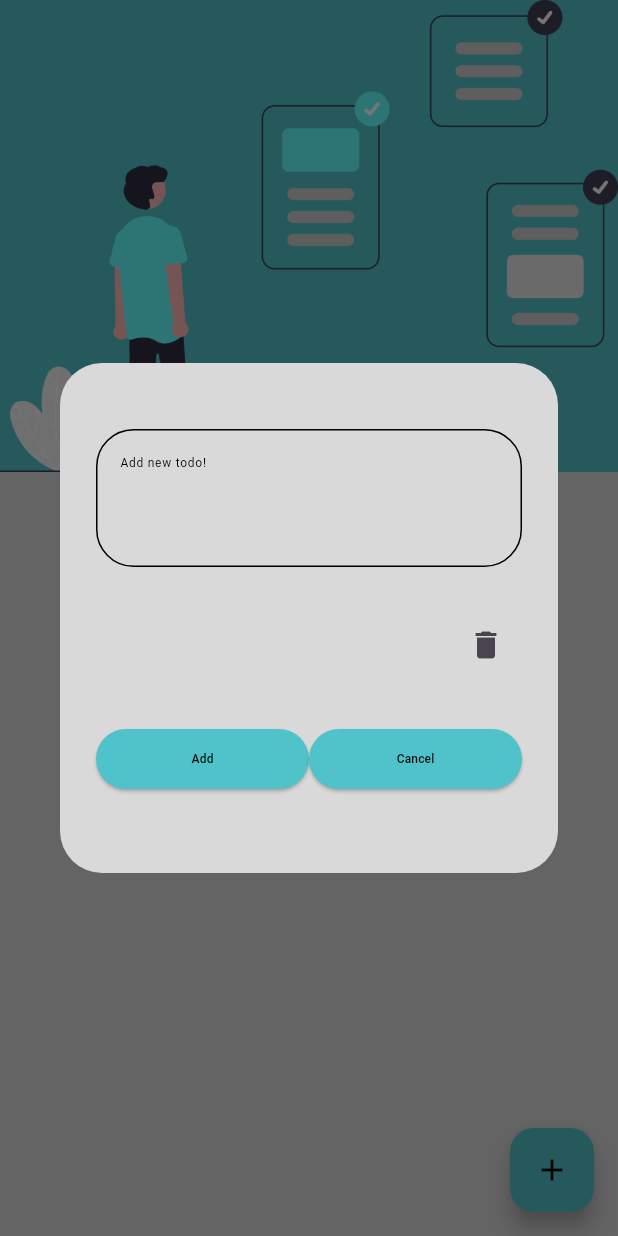
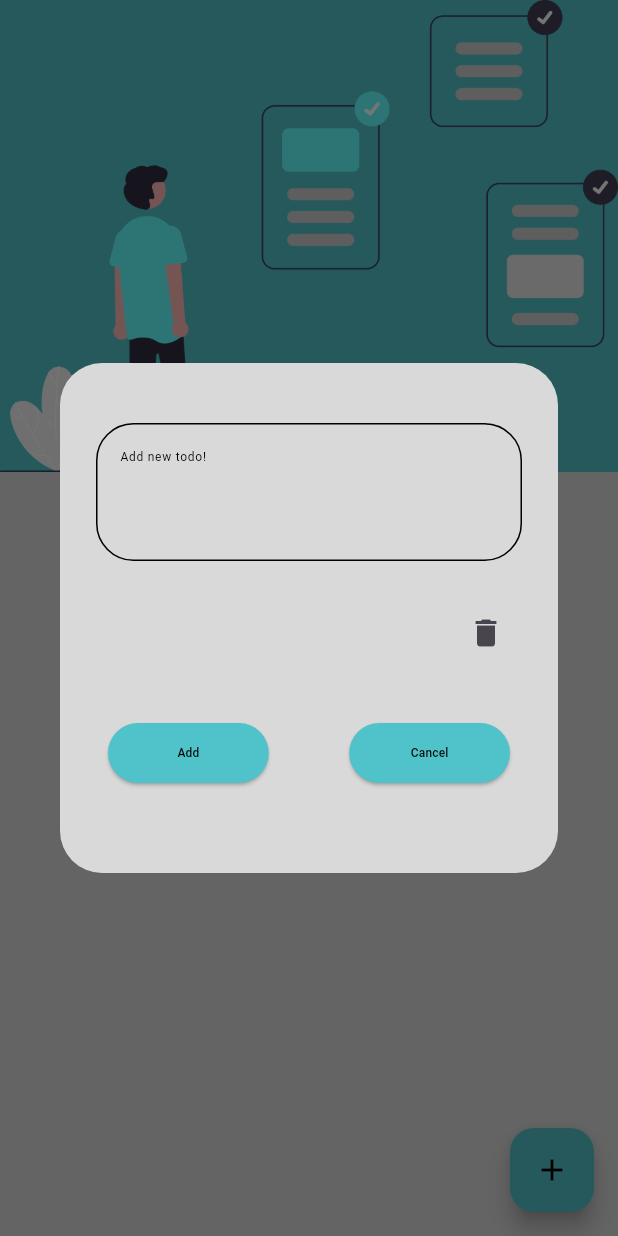
Before and after one commit to selinbdk/bloc_examples, a Flutter app: the screen it shows after launch, after a tap on "Get Started!", after a tap on the "add" icon, on a phone screen of 412 x 824 dp. Run offline on Flutter 3.47's test engine with Material 3 defaults, Android fonts, the phone set to English and light mode, and no system bars; our stand-ins replace bloc, dio, equatable, flutter_bloc, objectbox; generated files the repository leaves out were written again; network calls fail.

Commit message:
fix: fixed cubits and view

```diff
--- /dev/null
+++ b/lib/examples/todo/_widgets/add_todo_button.dart
@@ -0,0 +1,21 @@
+part of '../view/todo_view.dart';
+
+class _AddTodoButton extends StatelessWidget {
+  const _AddTodoButton();
+
+  @override
+  Widget build(BuildContext context) {
+    return FloatingActionButton(
+      backgroundColor: const Color(0xFF50C2C9),
+      onPressed: () {
+        showDialog(
+          context: context,
+          builder: (context) => AddTodoDialog(
+            getAllTodos: context.read<GetAllTodosCubit>(),
+          ),
+        );
+      },
+      child: const Icon(Icons.add, color: Colors.black),
+    );
+  }
+}
--- /dev/null
+++ b/lib/examples/todo/_widgets/add_todo_dialog.dart
@@ -0,0 +1,91 @@
+import 'package:flutter/material.dart';
+import 'package:flutter_bloc/flutter_bloc.dart';
+
+import '../cubits/add_todo/add_todo_cubit.dart';
+import '../cubits/get_all_todos/get_all_todos_cubit.dart';
+import '../models/todo_model.dart';
+import 'app_button.dart';
+import 'loading_dialog.dart';
+import 'text_box.dart';
+
+class AddTodoDialog extends StatelessWidget {
+  const AddTodoDialog({required this.getAllTodos, super.key});
+  final GetAllTodosCubit getAllTodos;
+
+  @override
+  Widget build(BuildContext context) {
+    final controller = TextEditingController();
+
+    return BlocConsumer<AddTodoCubit, AddTodoState>(
+      listener: (context, state) async {
+        if (state is AddTodoLoading) {
+          await showDialog(
+            context: context,
+            builder: (context) => const LoadingDialog(),
+            barrierDismissible: false,
+          );
+        } else if (state is AddTodoSuccess) {
+          Navigator.pop(context);
+          Navigator.pop(context);
+          await context.read<GetAllTodosCubit>().getAllTodos();
+        } else if (state is AddTodoFailure) {
+          //todo snackbar dialog bottomsheet sayfa geçişi
+        }
+      },
+      builder: (context, state) {
+        return AlertDialog(
+          backgroundColor: const Color(0xFFD9D9D9),
+          content: SizedBox(
+            height: 300,
+            width: 300,
+            child: Column(
+              mainAxisAlignment: MainAxisAlignment.spaceEvenly,
+              children: [
+                TextBox(controller: controller),
+                Row(
+                  mainAxisAlignment: MainAxisAlignment.end,
+                  children: [
+                    IconButton(
+                      icon: const Icon(Icons.delete),
+                      onPressed: controller.clear,
+                    ),
+                  ],
+                ),
+                Padding(
+                  padding: const EdgeInsets.all(8),
+                  child: Row(
+                    children: [
+                      Expanded(
+                        flex: 2,
+                        child: AppButton(
+                          onPressed: () {
+                            context.read<AddTodoCubit>().addTodo(
+                                  TodoModel(
+                                    content: controller.text,
+                                    isDone: false,
+                                    createdAt: DateTime.now().toString(),
+                                  ),
+                                );
+                          },
+                          messages: 'Add',
+                        ),
+                      ),
+                      const Spacer(),
+                      Expanded(
+                        flex: 2,
+                        child: AppButton(
+                          onPressed: () => Navigator.pop(context),
+                          messages: 'Cancel',
+                        ),
+                      ),
+                    ],
+                  ),
+                )
+              ],
+            ),
+          ),
+        );
+      },
+    );
+  }
+}
--- a/lib/examples/todo/_widgets/dialog_field.dart
+++ /dev/null
@@ -1,107 +0,0 @@
-import 'dart:nativewrappers/_internal/vm/lib/math_patch.dart';
-
-import 'package:flutter/material.dart';
-import 'package:flutter_bloc/flutter_bloc.dart';
-
-import '../cubits/add_todo/add_todo_cubit.dart';
-import '../cubits/get_all_todos/get_all_todos_cubit.dart';
-import '../models/todo_model.dart';
-import '../repository/repository.dart';
-import 'app_button.dart';
-import 'text_box.dart';
-
-
-class DialogField extends StatefulWidget {
-  const DialogField({required this.getAllTodos, required this.isDone, super.key});
-  final bool isDone;
-  final GetAllTodosCubit getAllTodos;
-
-  @override
-  State<DialogField> createState() => _DialogFieldState();
-}
-
-class _DialogFieldState extends State<DialogField> {
-  late final TextEditingController controller;
-  late bool _isDone;
-  late GetAllTodosCubit _getAllTodos;
-
-  @override
-  void initState() {
-    controller = TextEditingController();
-    _isDone = widget.isDone;
-    _getAllTodos = widget.getAllTodos;
-
-    super.initState();
-  }
-
-  @override
-  void dispose() {
-    controller.dispose();
-    super.dispose();
-  }
-
-  @override
-  Widget build(BuildContext context) {
-    return BlocProvider<GetAllTodosCubit>.value(
-      value: _getAllTodos,
-      child: BlocBuilder<AddTodoCubit, AddTodoState>(builder: (context, state) {
-        return AlertDialog(
-          backgroundColor: const Color(0xFFD9D9D9),
-          content: SizedBox(
-            height: 300,
-            width: 300,
-            child: Column(
-              mainAxisAlignment: MainAxisAlignment.spaceEvenly,
-              children: [
-                TextBox(controller: controller),
-                Row(
-                  mainAxisAlignment: MainAxisAlignment.end,
-                  children: [
-                    IconButton(
-                      icon: const Icon(
-                        Icons.delete,
-                      ),
-                      onPressed: () {
-                        controller.text = '';
-                      },
-                    ),
-                  ],
-                ),
-                Row(
-                  mainAxisAlignment: MainAxisAlignment.spaceBetween,
-                  children: [
-                    Expanded(
-                      child: AppButton(
-                        onPressed: () {
-                          if (state is AddTodoSuccess) {
-                            final todoModel = TodoModel(
-                              content: controller.text,
-                              isDone: _isDone,
-                              createdAt: DateTime.now().toString(),
-                            );
-
-                            context.read<TodoRepositoryImpl>().saveTodo(todoModel);
-                            Navigator.pop(context);
-                            context.read<GetAllTodosCubit>().getAllTodos();
-                          }
-                        },
-                        messages: 'Add',
-                      ),
-                    ),
-                    Expanded(
-                      child: AppButton(
-                          onPressed: () {
-                            Navigator.pop(context);
-                          },
-                          messages: 'Cancel'),
-                    ),
-                  ],
-                )
-              ],
-            ),
-          ),
-        );
-      }),
-    );
-  }
-}
--- a/lib/examples/todo/cubits/add_todo/add_todo_cubit.dart
+++ b/lib/examples/todo/cubits/add_todo/add_todo_cubit.dart
@@ -13,8 +13,8 @@ class AddTodoCubit extends Cubit<AddTodoState> {
     emit(const AddTodoLoading());
 
     try {
-      final element = await todoRepository.saveTodo(model);
-      emit(AddTodoSuccess(element));
+      await todoRepository.saveTodo(model);
+      emit(const AddTodoSuccess());
     } catch (_) {
       emit(AddTodoFailure(message: _.toString()));
     }
--- a/lib/examples/todo/cubits/add_todo/add_todo_state.dart
+++ b/lib/examples/todo/cubits/add_todo/add_todo_state.dart
@@ -22,8 +22,7 @@ final class AddTodoLoading extends AddTodoState {
 }
 
 final class AddTodoSuccess extends AddTodoState {
-  const AddTodoSuccess(this.data);
-  final void data;
+  const AddTodoSuccess();
 
   @override
   List<Object> get props => [];
--- a/lib/examples/todo/cubits/get_all_todos/get_all_todos_cubit.dart
+++ b/lib/examples/todo/cubits/get_all_todos/get_all_todos_cubit.dart
@@ -10,10 +10,16 @@ class GetAllTodosCubit extends Cubit<GetAllTodosState> {
   GetAllTodosCubit(this.todoRepository) : super(const GetAllTodosInitial());
 
   Future<void> getAllTodos() async {
-    emit(const GetAllTodosLoading());
+    try {
+      if (state is GetAllTodosInitial) {
+        emit(const GetAllTodosLoading());
+      }
 
-    final list = await todoRepository.getAllTodos();
-    emit(GetAllTodosSuccess(list));
+      final list = await todoRepository.getAllTodos();
+      emit(GetAllTodosSuccess(list));
+    } catch (e) {
+      emit(GetAllTodosFailure(message: e.toString()));
+    }
   }
 
   final TodoRepository todoRepository;
--- a/lib/examples/todo/cubits/remove_todo/remove_todo_state.dart
+++ b/lib/examples/todo/cubits/remove_todo/remove_todo_state.dart
@@ -23,8 +23,8 @@ final class RemoveTodoLoading extends RemoveTodoState {
 }
 
 final class RemoveTodoSuccess extends RemoveTodoState {
-  const RemoveTodoSuccess(this.data);
-  final void data;
+  const RemoveTodoSuccess();
+
 
   @override
   List<Object> get props => [];
--- a/lib/examples/todo/models/todo_model.dart
+++ b/lib/examples/todo/models/todo_model.dart
@@ -3,11 +3,10 @@ import 'package:objectbox/objectbox.dart';
 @Entity()
 class TodoModel {
   TodoModel({
-    this.id,
     this.createdAt,
     this.isDone,
     this.content,
-  });
+  }) : id = 0;
   @Id()
   int? id;
   final String? createdAt;
--- a/lib/examples/todo/view/todo_view.dart
+++ b/lib/examples/todo/view/todo_view.dart
@@ -1,48 +1,66 @@
 import 'package:flutter/material.dart';
 import 'package:flutter_bloc/flutter_bloc.dart';
 
+import '../_widgets/add_todo_dialog.dart';
 import '../_widgets/app_button.dart';
-import '../_widgets/dialog_field.dart';
-import '../cubits/add_todo/add_todo_cubit.dart';
 import '../cubits/get_all_todos/get_all_todos_cubit.dart';
 import '../cubits/remove_todo/remove_todo_cubit.dart';
 
+part '../_widgets/add_todo_button.dart';
+
 class TodoView extends StatelessWidget {
-  TodoView({super.key});
+  const TodoView({super.key});
 
-  // final TodoModel? todoId = todoBox.get(TodoModel().id??0);
-
-  late bool isDone = false;
   @override
   Widget build(BuildContext context) {
     return Scaffold(
       backgroundColor: const Color(0xFFD9D9D9),
-      floatingActionButton: FloatingActionButton(
-        backgroundColor: const Color(0xFF50C2C9),
-        onPressed: () {
-          showDialog(
-            context: context,
-            builder: (context) => DialogField(
-              isDone: isDone,
-              getAllTodos: context.read<GetAllTodosCubit>(),
+      floatingActionButton: const _AddTodoButton(),
+      body: BlocListener<RemoveTodoCubit, RemoveTodoState>(
+        listener: (context, state) {
+          if (state is RemoveTodoSuccess) {
+            context.read<GetAllTodosCubit>().getAllTodos();
+          }
+        },
+        child: BlocBuilder<GetAllTodosCubit, GetAllTodosState>(
+          builder: (context, state) {
+            return switch (state) {
+              GetAllTodosLoading() => const Center(child: CircularProgressIndicator()),
+              GetAllTodosFailure() => Center(child: Text(state.message)),
+              GetAllTodosSuccess() => _TodoView(state),
+              _ => Column(
+                  mainAxisAlignment: MainAxisAlignment.center,
+                  children: [
+                    const Center(
+                      child: Text(
+                        'WELCOME',
+                        style: TextStyle(
+                          color: Colors.black,
+                          fontWeight: FontWeight.bold,
+                        ),
+                      ),
+                    ),
+                    AppButton(
+                      onPressed: () => context.read<GetAllTodosCubit>().getAllTodos(),
+                      messages: 'Get Started!',
+                    ),
+                  ],
+                ),
+            };
+          },
+        ),
       ),
     );
-        },
-        child: const Icon(
-          Icons.add,
-          color: Colors.black,
-        ),
-      ),
-      body: BlocBuilder<GetAllTodosCubit, GetAllTodosState>(
-        builder: (
-          context,
-          state,
-        ) {
-          if (state is GetAllTodosLoading) {
-            return const Center(child: CircularProgressIndicator());
-          } else if (state is GetAllTodosFailure) {
-            return Center(child: Text(state.message));
-          } else if (state is GetAllTodosSuccess) {
+  }
+}
+
+class _TodoView extends StatelessWidget {
+  const _TodoView(this.state);
+
+  final GetAllTodosSuccess state;
+
+  @override
+  Widget build(BuildContext context) {
     return Column(
       children: [
         ColoredBox(
@@ -52,39 +70,29 @@ class TodoView extends StatelessWidget {
         Expanded(
           child: ListView.builder(
             itemCount: state.data.length,
+            padding: const EdgeInsets.all(8),
             itemBuilder: (context, index) {
-                      final data = state.data[index];
+              final todoModel = state.data[index];
               return Card(
-                        child: ListTile(
-                          onTap: () {},
-                          leading: Checkbox(
-                            value: data.isDone,
-                            onChanged: (value) {
-                              if (value != null) {
-                                isDone = value;
-                              }
-                            },
-                            activeColor: Colors.black,
-                          ),
+                child: CheckboxListTile(
+                  value: false,
+                  onChanged: (value) {},
                   title: Text(
-                            '${data.content}',
+                    '${todoModel.content}',
                     style: const TextStyle(
                       color: Colors.black,
                       fontSize: 10,
                     ),
                   ),
                   subtitle: Text(
-                            '${data.createdAt}',
+                    '${todoModel.id}',
                     style: const TextStyle(
                       color: Colors.black,
                       fontSize: 5,
                     ),
                   ),
-                          trailing: IconButton(
-                            onPressed: () {
-                              context.read<RemoveTodoCubit>().removeTodo(data.id ?? 0);
-                              context.read<GetAllTodosCubit>().getAllTodos();
-                            },
+                  secondary: IconButton(
+                    onPressed: () => context.read<RemoveTodoCubit>().removeTodo(todoModel.id),
                     icon: const Icon(
                       Icons.delete,
                       color: Colors.black,
@@ -98,28 +106,4 @@ class TodoView extends StatelessWidget {
       ],
     );
   }
-          return Column(
-            mainAxisAlignment: MainAxisAlignment.center,
-            children: [
-              const Center(
-                child: Text(
-                  'WELCOME',
-                  style: TextStyle(
-                    color: Colors.black,
-                    fontWeight: FontWeight.bold,
-                  ),
-                ),
-              ),
-              AppButton(
-                onPressed: () {
-                  context.read<GetAllTodosCubit>().getAllTodos();
-                },
-                messages: 'Get Started!',
-              ),
-            ],
-          );
-        },
-      ),
-    );
 }
-}
--- a/lib/main.dart
+++ b/lib/main.dart
@@ -3,6 +3,7 @@ import 'package:flutter_bloc/flutter_bloc.dart';
 
 import 'examples/todo/cubits/add_todo/add_todo_cubit.dart';
 import 'examples/todo/cubits/get_all_todos/get_all_todos_cubit.dart';
+import 'examples/todo/cubits/remove_todo/remove_todo_cubit.dart';
 import 'examples/todo/models/todo_model.dart';
 import 'examples/todo/repository/repository.dart';
 import 'examples/todo/view/todo_view.dart';
@@ -30,12 +31,11 @@ class MainApp extends StatelessWidget {
       ],
       child: MultiBlocProvider(
         providers: [
-          BlocProvider(
-            create: (context) => AddTodoCubit(TodoRepositoryImpl(todoBox)),
-          ),
-          BlocProvider(create: (context) => GetAllTodosCubit(context.read<TodoRepository>()..getAllTodos())),
+          BlocProvider(create: (context) => AddTodoCubit(TodoRepositoryImpl(todoBox))),
+          BlocProvider(create: (context) => RemoveTodoCubit(TodoRepositoryImpl(todoBox))),
+          BlocProvider(create: (context) => GetAllTodosCubit(context.read<TodoRepository>())),
         ],
-        child: MaterialApp(
+        child: const MaterialApp(
           debugShowCheckedModeBanner: false,
           home: TodoView(),
         ),
```
Also changed, not shown: lib/examples/todo/_widgets/loading_dialog.dart (added, +12 -0 lines), lib/examples/todo/cubits/remove_todo/remove_todo_cubit.dart (+8 -3 lines), lib/examples/todo/repository/repository.dart (+10 -4 lines), lib/objectbox.g.dart. Lines whose indentation alone changed are shown as unchanged.
